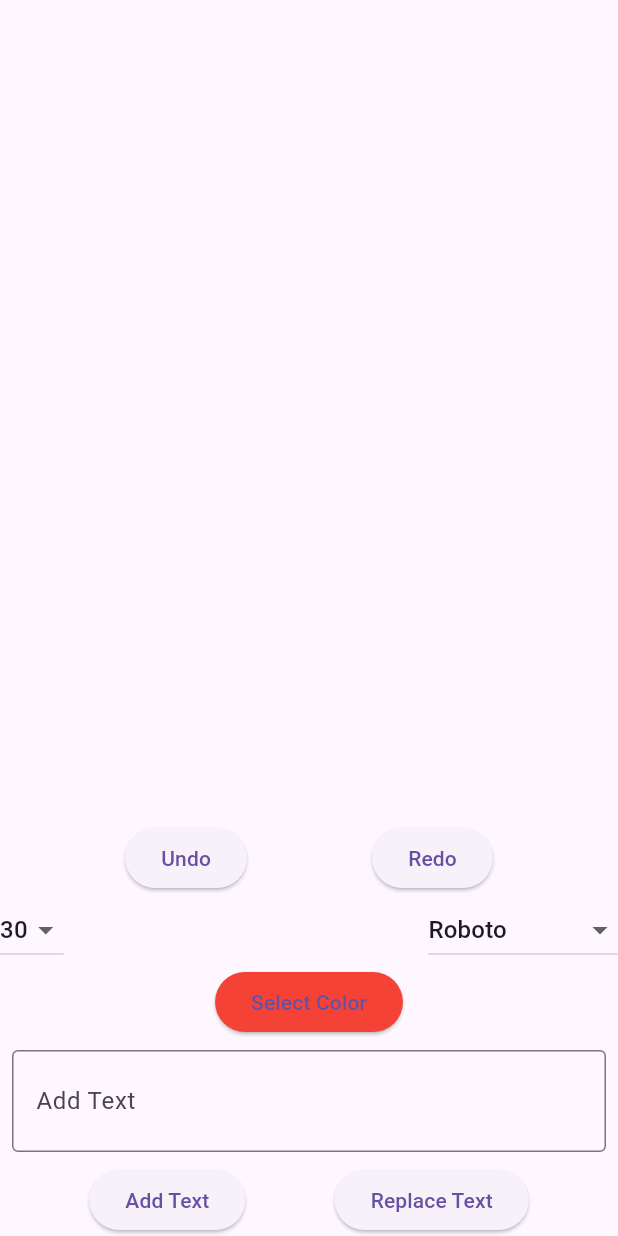
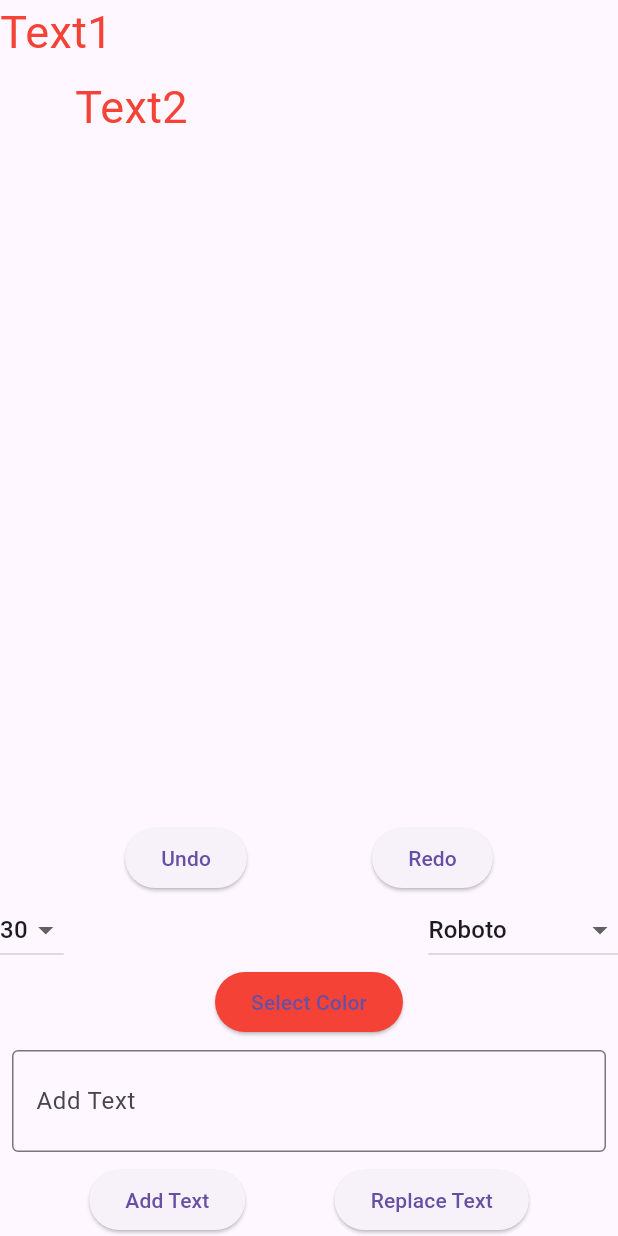
Before and after one commit to Neutrino2711/celebrare, a Flutter app: the screen it shows after launch, after a tap on "Add Text", on a phone screen of 412 x 824 dp. Run offline on Flutter 3.47's test engine with Material 3 defaults, Android fonts, the phone set to English and light mode, and no system bars; missing offline and left inert: dart:ffi.

Commit message:
Update font size, font family, font color, position, and text handling

```diff
--- a/lib/drag.dart
+++ b/lib/drag.dart
@@ -1,70 +1,107 @@
 import 'package:flutter/material.dart';
 import 'package:provider/provider.dart';
 import 'providers/appdata_provider.dart';
+
 
 class MyHomePage extends StatelessWidget {
   @override
   Widget build(BuildContext context) {
     final appdataProvider = Provider.of<AppDataProvider>(context);
 
-    Offset position = appdataProvider.get_position;
 
     return Scaffold(
-      body: LayoutBuilder(
+      body: PageView(
+        children: <Widget>[
+          buildDraggablePage(appdataProvider, appdataProvider.positions[0], appdataProvider.positions[1],0,1),
+          buildDraggablePage(appdataProvider, appdataProvider.positions[2], appdataProvider.positions[3],2,3),
+          buildDraggablePage(appdataProvider, appdataProvider.positions[4], appdataProvider.positions[5],4,5),
+
+        ],
+      ),
+    );
+  }
+
+  Widget buildDraggablePage(AppDataProvider appdataProvider, Offset position1,Offset position2,int index1,int index2) {
+    return LayoutBuilder(
       builder: (BuildContext context, BoxConstraints constraints) {
         return Stack(
           children: <Widget>[
             Positioned(
-                left: position.dx,
-                top: position.dy,
+              left: position1.dx,
+              top: position1.dy,
+              child: GestureDetector(
+                onDoubleTap: () {
+                  appdataProvider.setIndx(index1);
+                  // print(appdataProvider.getIdx);
+                  print("yeah text 1 ");
+                },
                 child: Draggable(
                   feedback: Material(
                     color: Colors.transparent,
-                    child: Container(
-                      padding: const EdgeInsets.all(8.0),
-                      child: Column(
-                        children: [
-
-                          Text(
-                            appdataProvider.get_text,
+                    child: Text(
+                      appdataProvider.getText(index1),
                       style: TextStyle(
-                              fontSize: appdataProvider.get_font_size.toDouble(),
-                              color: appdataProvider.get_font_color,
-                              fontFamily: appdataProvider.get_font_family,
-                            ),
-                          ),
-                        ],
+                        fontSize: appdataProvider.getFontSize(index1).toDouble(),
+                        color: appdataProvider.getFontColor(index1),
+                        fontFamily: appdataProvider.getFontFamily(index1),
                       ),
                     ),
                   ),
                   childWhenDragging: Container(),
                   onDragEnd: (details) {
-                    position = Offset(
-                      details.offset.dx.clamp(0, constraints.maxWidth - 50),
-                      details.offset.dy.clamp(0, constraints.maxHeight - 50),
+                    position1 = Offset(
+                      details.offset.dx.clamp(0, constraints.maxWidth - 75),
+                      details.offset.dy.clamp(0, constraints.maxHeight - 75),
                     );
-                    appdataProvider.set_position(position);
-                    appdataProvider.addTask(
-                        appdataProvider.get_text,
-                        appdataProvider.get_font_family,
-                        appdataProvider.get_font_color,
-                        appdataProvider.get_font_size,
-                        appdataProvider.get_position);
+                    appdataProvider.set_position(position1,index1);
                   },
-                  child: Container(
-                    padding: const EdgeInsets.all(8.0),
-                    child: Column(
-                      children: [
-
-                        Text(
-                          appdataProvider.get_text,
+                  child: Text(
+                    appdataProvider.getText(index1),
                     style: TextStyle(
-                            fontSize: appdataProvider.get_font_size.toDouble(),
-                            color: appdataProvider.get_font_color,
-                            fontFamily: appdataProvider.get_font_family,
+                      fontSize: appdataProvider.getFontSize(index1).toDouble(),
+                      color: appdataProvider.getFontColor(index1),
+                      fontFamily: appdataProvider.getFontFamily(index1),
                     ),
                   ),
-                      ],
+                ),
+              ),
+            ),
+            Positioned(
+              left: position2.dx,
+              top: position2.dy,
+              child: GestureDetector(
+                onDoubleTap: () {
+                  appdataProvider.setIndx(index2);
+                  print(appdataProvider.getIdx);
+                  print("yeah text 2");
+                },
+                child: Draggable(
+                  feedback: Material(
+                    color: Colors.transparent,
+                    child: Text(
+                      appdataProvider.getText(index2),
+                      style: TextStyle(
+                        fontSize: appdataProvider.getFontSize(index2).toDouble(),
+                        color: appdataProvider.getFontColor(index2),
+                        fontFamily: appdataProvider.getFontFamily(index2),
+                      ),
+                    ),
+                  ),
+                  childWhenDragging: Container(),
+                  onDragEnd: (details) {
+                    position2 = Offset(
+                      details.offset.dx.clamp(0, constraints.maxWidth - 75),
+                      details.offset.dy.clamp(0, constraints.maxHeight - 75),
+                    );
+                    appdataProvider.set_position(position2,index2);
+                  },
+                  child: Text(
+                    appdataProvider.getText(index2),
+                    style: TextStyle(
+                      fontSize: appdataProvider.getFontSize(index2).toDouble(),
+                      color: appdataProvider.getFontColor(index2),
+                      fontFamily: appdataProvider.getFontFamily(index2),
+                    ),
                   ),
                 ),
               ),
@@ -72,7 +109,6 @@ class MyHomePage extends StatelessWidget {
           ],
         );
       },
-      ),
     );
   }
 }
--- a/lib/num_inc_dec.dart
+++ b/lib/num_inc_dec.dart
@@ -14,7 +14,7 @@ class NumIncDec extends StatelessWidget {
         child: Row(
           children: [
             Text(
-              appdataprovider.get_font_size.toString(),
+              appdataprovider.getFontSize(0).toString(),
               style:
                   TextStyle(fontSize: MediaQuery.of(context).size.width * 0.1),
             ),
--- a/lib/providers/appdata_provider.dart
+++ b/lib/providers/appdata_provider.dart
@@ -5,67 +5,119 @@ import '../providers/operation.dart';
 class AppDataProvider extends ChangeNotifier {
   final TaskStateHistory history = TaskStateHistory();
 
-  int font_size = 30;
-  String font_family = "Roboto";
-  Color font_color = Colors.red;
-  Offset position = Offset(0, 0);
-  String text = "";
 
-  int get get_font_size => font_size;
-  String get get_font_family => font_family;
-  Color get get_font_color => font_color;
-  Offset get get_position => position;
-  String get get_text => text;
+  List<int> font_sizes = [30,30,30,30,30,30];
+
+  List<String> font_families = ["Roboto","Roboto","Roboto","Roboto","Roboto","Roboto"];
+
+  List<Color> font_colors = [Colors.red,Colors.red,Colors.red,Colors.red,Colors.red,Colors.red];
+
+  List<Offset> positions = [Offset(0, 0),Offset(50,50),Offset(50,0),Offset(50,70),Offset(0,0),Offset(70,70)];
+
+  List<String> texts = ["Text1","Text2","Text3","Text4","Text5","Text6"];
+  int selectedIndx = 0;
+
+
+  int get getIdx => selectedIndx;
+
+  int getFontSize(int index){
+
+    //   return font_size4;}
+    return font_sizes[index];
+  }
+
+  String getFontFamily(int index){
+
+    return font_families[index];
+  }
+
+  Color getFontColor(int index){
+
+    //   return font_color4;}
+    return font_colors[index];
+  }
+
+  String getText(int index) {
+
+  //     return text4;}
+  return texts[index];
+}
+
+Offset get_position(int index) {
+
+return positions[index];
+
+  }
 
   void inc_font_size() {
-    font_size++;
+    font_sizes[0]++;
     notifyListeners();
   }
 
   void dec_font_size() {
-    font_size--;
+    font_sizes[0]--;
     notifyListeners();
   }
-  void set_font_size(int size) {
-    // print(font);
-    font_size = size;
+  void set_font_size(int size,int index) {
+
+    font_sizes[selectedIndx] = size;
     notifyListeners();
   }
 
-  void set_font_family(String font) {
-    print(font);
-    font_family = font;
+  void setIndx(int index){
+    selectedIndx = index;
     notifyListeners();
   }
 
-  void set_font_color(Color color) {
-    font_color = color;
+
+
+  void set_font_family(String font,int index) {
+
+
+    font_families[selectedIndx] = font;
+
+    print(font);
+    // font_family = font;
     notifyListeners();
   }
 
-  void set_position(Offset pos) {
-    position = pos;
+  void set_font_color(Color color,int index) {
+
+    font_colors[selectedIndx] = color;
+    // font_color = color;
+    notifyListeners();
+  }
+
+
+  void set_position(Offset pos,int index) {
+
+    positions[index] = pos;
     notifyListeners();
   }
 
   void replace_text(String new_text) {
-    text = new_text;
+
+    texts[selectedIndx] = new_text;
     notifyListeners();
   }
 
-  void add_text(String new_text) {
-    text += new_text;
+  void add_text(String new_text,int index) {
+
+    texts[index] += new_text;
+
     notifyListeners();
   }
 
   void addTask(
-      String text, String fontFamily, Color color, int fontSize, Offset pos) {
+      String text, String fontFamily, Color color, int fontSize, Offset pos,int index) {
     history.addTaskState(TaskState(
         text: text,
         color: color,
         position: pos,
         fontSize: fontSize,
-        fontFamily: fontFamily));
+        fontFamily: fontFamily,
+        index: index
+        ));
 
     notifyListeners();
   }
@@ -74,6 +126,8 @@ class AppDataProvider extends ChangeNotifier {
     final undoneState = history.undo();
     if (undoneState != null) {
       print("yes");
+      print(undoneState.position);
+      print(undoneState.fontSize);
       notifyListeners();
     }
     return undoneState;
--- a/lib/providers/operation.dart
+++ b/lib/providers/operation.dart
@@ -6,13 +6,15 @@ class TaskState {
   final Offset position;
   final int fontSize;
   final String fontFamily;
+  final int index;
 
   TaskState(
       {required this.text,
       required this.color,
       required this.position,
       required this.fontSize,
-      required this.fontFamily});
+      required this.fontFamily,
+      required this.index});
 }
 
 class TaskStateHistory {
@@ -20,10 +22,13 @@ class TaskStateHistory {
   int _currentTaskStateIndex = -1;
 
   void addTaskState(TaskState taskState) {
-    if (_currentTaskStateIndex < _history.length - 1) {
-      _history = _history.sublist(0, _currentTaskStateIndex + 1);
-    }
+    // if (_currentTaskStateIndex < _history.length - 1) {
+    //   _history = _history.sublist(0, _currentTaskStateIndex + 1);
+    // }
+    _history.length = _currentTaskStateIndex + 1;
+
     _history.add(taskState);
+    print(_history.length);
     _currentTaskStateIndex++;
   }
 
@@ -32,9 +37,19 @@ class TaskStateHistory {
     if (_currentTaskStateIndex > 0) {
       _currentTaskStateIndex--;
 
+      //  print("yeah i m here undo");
+      //  print(_history[_currentTaskStateIndex].position);
+
+      print(_history.length);
       return _history[_currentTaskStateIndex];
+
+
     } else
+  {
+    print("no i m not here undo");
       return null;
+  }
+
   }
 
   TaskState? redo() {
```
Also changed, not shown: lib/home.dart (+46 -36 lines), lib/models/color_tile.dart (+8 -6 lines), lib/models/inc_dec_button.dart (+6 -5 lines). Lines whose indentation alone changed are shown as unchanged.
